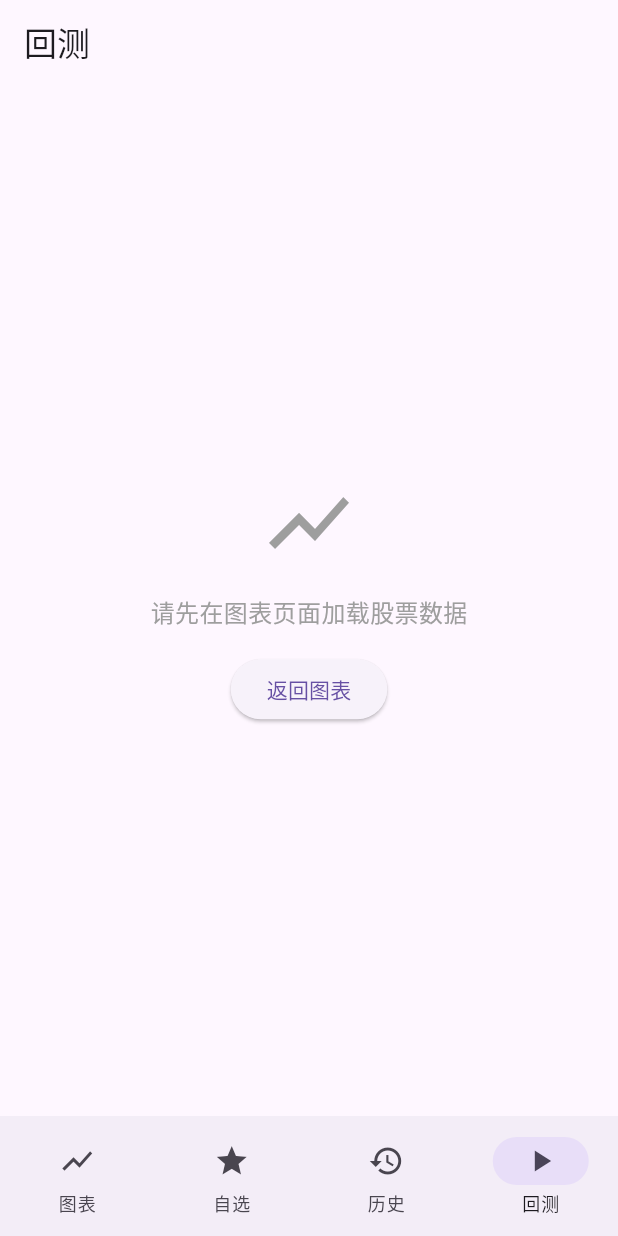
After one commit to njxisang/flutter_stock_app, a Flutter app: the BacktestPage screen opened by its route, on a phone screen of 412 x 824 dp. The commit adds this screen. Run offline on Flutter 3.47's test engine with Material 3 defaults, Android fonts, the light colour scheme and no system bars; our stand-ins replace equatable, fl_chart, flutter_bloc, go_router, shared_preferences; accounts and stored records are empty.

Commit message:
feat: 完成Flutter股票App重构 - 实现BottomNav路由和3个核心页面 (#1)
实现内容:
- 添加go_router导航路由 (lib/core/router/app_router.dart)
- 实现WatchlistPage自选股页面 (支持滑动删除、多选模式、批量操作)
- 实现HistoryPage搜索历史页面 (支持单条删除、清空全部)
- 实现BacktestPage回测页面 (8种策略、完整回测指标展示)

Bug修复:
- 移除kdj_calculator.dart中未使用的prevJ变量
- 移除3个calculator中未使用的dart:math import
- 修复predictors.dart中不必要的null-aware操作符
- 修复main_page.dart中deprecated的withOpacity调用
- 修复backtest_calculator.dart中未使用的holdingDays变量
- 移除main_page.dart中未使用的macd_calculator import

代码质量:
- 所有errors已修复，剩余27个info级lint建议
- SDK版本要求: ^3.11.5 (与pubspec.yaml一致)

```diff
--- /dev/null
+++ b/lib/core/router/app_router.dart
@@ -0,0 +1,97 @@
+import 'package:flutter/material.dart';
+import 'package:go_router/go_router.dart';
+import '../../presentation/pages/main_page.dart';
+import '../../presentation/pages/watchlist_page.dart';
+import '../../presentation/pages/history_page.dart';
+import '../../presentation/pages/backtest_page.dart';
+
+class AppRouter {
+  static final _rootNavigatorKey = GlobalKey<NavigatorState>();
+  static final _shellNavigatorKey = GlobalKey<NavigatorState>();
+
+  static final router = GoRouter(
+    navigatorKey: _rootNavigatorKey,
+    initialLocation: '/',
+    routes: [
+      ShellRoute(
+        navigatorKey: _shellNavigatorKey,
+        builder: (context, state, child) {
+          return ScaffoldWithNav(child: child);
+        },
+        routes: [
+          GoRoute(
+            path: '/',
+            pageBuilder: (context, state) => const NoTransitionPage(
+              child: MainPage(),
+            ),
+          ),
+          GoRoute(
+            path: '/watchlist',
+            pageBuilder: (context, state) => const NoTransitionPage(
+              child: WatchlistPage(),
+            ),
+          ),
+          GoRoute(
+            path: '/history',
+            pageBuilder: (context, state) => const NoTransitionPage(
+              child: HistoryPage(),
+            ),
+          ),
+          GoRoute(
+            path: '/backtest',
+            pageBuilder: (context, state) => const NoTransitionPage(
+              child: BacktestPage(),
+            ),
+          ),
+        ],
+      ),
+    ],
+  );
+}
+
+class ScaffoldWithNav extends StatefulWidget {
+  final Widget child;
+
+  const ScaffoldWithNav({super.key, required this.child});
+
+  @override
+  State<ScaffoldWithNav> createState() => _ScaffoldWithNavState();
+}
+
+class _ScaffoldWithNavState extends State<ScaffoldWithNav> {
+  int _currentIndex = 0;
+
+  static const _routes = ['/', '/watchlist', '/history', '/backtest'];
+
+  @override
+  Widget build(BuildContext context) {
+    return Scaffold(
+      body: widget.child,
+      bottomNavigationBar: NavigationBar(
+        selectedIndex: _calculateSelectedIndex(context),
+        onDestinationSelected: (index) => _onItemTapped(context, index),
+        destinations: const [
+          NavigationDestination(icon: Icon(Icons.show_chart), label: '图表'),
+          NavigationDestination(icon: Icon(Icons.star), label: '自选'),
+          NavigationDestination(icon: Icon(Icons.history), label: '历史'),
+          NavigationDestination(icon: Icon(Icons.play_arrow), label: '回测'),
+        ],
+      ),
+    );
+  }
+
+  int _calculateSelectedIndex(BuildContext context) {
+    final location = GoRouterState.of(context).uri.toString();
+    if (location.startsWith('/watchlist')) return 1;
+    if (location.startsWith('/history')) return 2;
+    if (location.startsWith('/backtest')) return 3;
+    return 0;
+  }
+
+  void _onItemTapped(BuildContext context, int index) {
+    if (index != _currentIndex) {
+      setState(() => _currentIndex = index);
+    }
+    context.go(_routes[index]);
+  }
+}
--- a/lib/domain/usecases/calculators/backtest_calculator.dart
+++ b/lib/domain/usecases/calculators/backtest_calculator.dart
@@ -60,8 +60,6 @@ class BacktestCalculator {
         final netProfit = profit - fee;
         totalProfit += netProfit;
         capital += netProfit;
-
-        final holdingDays = quotes.indexOf(quotes.firstWhere((q) => q.date == entryDate)).clamp(0, quotes.length - 1);
 
         trades.add(Trade(
           entryDate: entryDate,
--- a/lib/domain/usecases/calculators/kdj_calculator.dart
+++ b/lib/domain/usecases/calculators/kdj_calculator.dart
@@ -1,4 +1,3 @@
-import 'dart:math';
 import 'package:flutter_stock_app/domain/entities/stock_quote.dart';
 
 class KdjCalculator {
@@ -11,7 +10,6 @@ class KdjCalculator {
     final result = <KdjData>[];
     double? prevK;
     double? prevD;
-    double? prevJ;
 
     for (var i = period - 1; i < quotes.length; i++) {
       // 计算RSV
@@ -41,7 +39,6 @@ class KdjCalculator {
 
       prevK = k;
       prevD = d;
-      prevJ = j;
     }
 
     return result;
--- a/lib/domain/usecases/calculators/macd_calculator.dart
+++ b/lib/domain/usecases/calculators/macd_calculator.dart
@@ -1,4 +1,3 @@
-import 'dart:math';
 import 'package:flutter_stock_app/domain/entities/stock_quote.dart';
 
 class MacdCalculator {
--- a/lib/domain/usecases/calculators/multi_factor_analyzer.dart
+++ b/lib/domain/usecases/calculators/multi_factor_analyzer.dart
@@ -1,4 +1,3 @@
-import 'dart:math';
 import 'package:flutter_stock_app/domain/entities/stock_quote.dart';
 import 'macd_calculator.dart';
 import 'rsi_calculator.dart';
--- a/lib/domain/usecases/calculators/predictors.dart
+++ b/lib/domain/usecases/calculators/predictors.dart
@@ -65,7 +65,7 @@ class PredictionPoint {
 class HoltPredictor {
   /// Holt双指数平滑预测
   static HoltResult predict(List<StockQuote> quotes, int days) {
-    if (quotes.length < 10) return HoltResult(0, 0, quotes.last?.close ?? 100);
+    if (quotes.length < 10) return HoltResult(0, 0, quotes.last.close);
 
     final closes = quotes.map((q) => q.close).toList();
     final n = closes.length;
@@ -117,7 +117,7 @@ class SimpleArimaPredictor {
   /// 简化ARIMA预测
   /// FIXED: 修正置信度计算
   static ArimaResult predict(List<StockQuote> quotes, int days) {
-    if (quotes.length < 20) return ArimaResult(0, 0, quotes.last?.close ?? 100);
+    if (quotes.length < 20) return ArimaResult(0, 0, quotes.last.close);
 
     final closes = quotes.map((q) => q.close).toList();
 
--- a/lib/main.dart
+++ b/lib/main.dart
@@ -1,12 +1,12 @@
 import 'package:flutter/material.dart';
 import 'package:flutter_bloc/flutter_bloc.dart';
 import 'package:shared_preferences/shared_preferences.dart';
+import 'core/router/app_router.dart';
 import 'data/datasources/stock_api_service.dart';
 import 'data/datasources/stock_local_storage.dart';
 import 'presentation/blocs/stock/stock_bloc.dart';
 import 'presentation/blocs/chart/chart_state.dart';
 import 'presentation/blocs/watchlist/watchlist_cubit.dart';
-import 'presentation/pages/main_page.dart';
 
 void main() async {
   WidgetsFlutterBinding.ensureInitialized();
@@ -44,14 +44,14 @@ class MyApp extends StatelessWidget {
           create: (_) => WatchlistCubit(storage: storage),
         ),
       ],
-      child: MaterialApp(
+      child: MaterialApp.router(
         title: '股票MACD',
         debugShowCheckedModeBanner: false,
         theme: ThemeData(
           primarySwatch: Colors.blue,
           useMaterial3: true,
         ),
-        home: const MainPage(),
+        routerConfig: AppRouter.router,
       ),
     );
   }
--- /dev/null
+++ b/lib/presentation/pages/backtest_page.dart
@@ -0,0 +1,314 @@
+import 'package:flutter/material.dart';
+import 'package:flutter_bloc/flutter_bloc.dart';
+import '../../domain/entities/stock_quote.dart';
+import '../../domain/usecases/calculators/backtest_calculator.dart';
+import '../blocs/stock/stock_bloc.dart';
+
+class BacktestPage extends StatefulWidget {
+  const BacktestPage({super.key});
+
+  @override
+  State<BacktestPage> createState() => _BacktestPageState();
+}
+
+class _BacktestPageState extends State<BacktestPage> {
+  BacktestStrategy _selectedStrategy = BacktestStrategy.macd;
+  final _initialCapitalController = TextEditingController(text: '100000');
+  final _feeRateController = TextEditingController(text: '0.001');
+  final _positionRatioController = TextEditingController(text: '1.0');
+  BacktestResult? _result;
+  bool _isRunning = false;
+
+  final _strategyDescriptions = {
+    BacktestStrategy.macd: 'MACD金叉买入，死叉卖出',
+    BacktestStrategy.kdj: 'KDJ超卖买入，超买卖出',
+    BacktestStrategy.rsi: 'RSI<30买入，RSI>70卖出',
+    BacktestStrategy.boll: 'BOLL下轨买入，上轨卖出',
+    BacktestStrategy.ma: 'MA多头排列买入，空头排列卖出',
+    BacktestStrategy.wr: 'WR>80买入，WR<20卖出',
+    BacktestStrategy.dmi: 'DMI趋势跟随策略',
+    BacktestStrategy.multi: '多指标共振信号',
+  };
+
+  @override
+  void dispose() {
+    _initialCapitalController.dispose();
+    _feeRateController.dispose();
+    _positionRatioController.dispose();
+    super.dispose();
+  }
+
+  @override
+  Widget build(BuildContext context) {
+    return Scaffold(
+      appBar: AppBar(
+        title: const Text('回测'),
+      ),
+      body: BlocBuilder<StockBloc, StockState>(
+        builder: (context, state) {
+          if (state is! StockLoaded) {
+            return Center(
+              child: Column(
+                mainAxisAlignment: MainAxisAlignment.center,
+                children: [
+                  const Icon(Icons.show_chart, size: 64, color: Colors.grey),
+                  const SizedBox(height: 16),
+                  const Text('请先在图表页面加载股票数据', style: TextStyle(fontSize: 16, color: Colors.grey)),
+                  const SizedBox(height: 16),
+                  ElevatedButton(
+                    onPressed: () => Navigator.of(context).pop(),
+                    child: const Text('返回图表'),
+                  ),
+                ],
+              ),
+            );
+          }
+
+          return SingleChildScrollView(
+            padding: const EdgeInsets.all(16),
+            child: Column(
+              crossAxisAlignment: CrossAxisAlignment.start,
+              children: [
+                // Stock Info
+                Card(
+                  child: Padding(
+                    padding: const EdgeInsets.all(16),
+                    child: Row(
+                      children: [
+                        Expanded(
+                          child: Column(
+                            crossAxisAlignment: CrossAxisAlignment.start,
+                            children: [
+                              Text(state.stockData.name, style: const TextStyle(fontSize: 18, fontWeight: FontWeight.bold)),
+                              Text(state.stockData.symbol, style: const TextStyle(color: Colors.grey)),
+                            ],
+                          ),
+                        ),
+                        Text('${state.stockData.quotes.length}个数据点'),
+                      ],
+                    ),
+                  ),
+                ),
+                const SizedBox(height: 16),
+
+                // Strategy Selection
+                Card(
+                  child: Padding(
+                    padding: const EdgeInsets.all(16),
+                    child: Column(
+                      crossAxisAlignment: CrossAxisAlignment.start,
+                      children: [
+                        const Text('策略选择', style: TextStyle(fontSize: 16, fontWeight: FontWeight.bold)),
+                        const SizedBox(height: 8),
+                        DropdownButtonFormField<BacktestStrategy>(
+                          value: _selectedStrategy,
+                          decoration: const InputDecoration(
+                            border: OutlineInputBorder(),
+                            contentPadding: EdgeInsets.symmetric(horizontal: 12, vertical: 8),
+                          ),
+                          items: BacktestStrategy.values.map((s) {
+                            return DropdownMenuItem(value: s, child: Text(_getStrategyName(s)));
+                          }).toList(),
+                          onChanged: (v) => setState(() => _selectedStrategy = v!),
+                        ),
+                        const SizedBox(height: 8),
+                        Text(_strategyDescriptions[_selectedStrategy] ?? '', style: const TextStyle(fontSize: 12, color: Colors.grey)),
+                      ],
+                    ),
+                  ),
+                ),
+                const SizedBox(height: 16),
+
+                // Parameters
+                Card(
+                  child: Padding(
+                    padding: const EdgeInsets.all(16),
+                    child: Column(
+                      crossAxisAlignment: CrossAxisAlignment.start,
+                      children: [
+                        const Text('参数设置', style: TextStyle(fontSize: 16, fontWeight: FontWeight.bold)),
+                        const SizedBox(height: 12),
+                        Row(
+                          children: [
+                            Expanded(
+                              child: TextField(
+                                controller: _initialCapitalController,
+                                decoration: const InputDecoration(
+                                  labelText: '初始资金',
+                                  border: OutlineInputBorder(),
+                                ),
+                                keyboardType: TextInputType.number,
+                              ),
+                            ),
+                            const SizedBox(width: 12),
+                            Expanded(
+                              child: TextField(
+                                controller: _feeRateController,
+                                decoration: const InputDecoration(
+                                  labelText: '费率',
+                                  border: OutlineInputBorder(),
+                                ),
+                                keyboardType: TextInputType.number,
+                              ),
+                            ),
+                          ],
+                        ),
+                        const SizedBox(height: 12),
+                        TextField(
+                          controller: _positionRatioController,
+                          decoration: const InputDecoration(
+                            labelText: '仓位比例 (0-1)',
+                            border: OutlineInputBorder(),
+                          ),
+                          keyboardType: TextInputType.number,
+                        ),
+                      ],
+                    ),
+                  ),
+                ),
+                const SizedBox(height: 16),
+
+                // Run Button
+                SizedBox(
+                  width: double.infinity,
+                  height: 48,
+                  child: ElevatedButton(
+                    onPressed: _isRunning ? null : () => _runBacktest(state),
+                    child: _isRunning ? const CircularProgressIndicator() : const Text('运行回测'),
+                  ),
+                ),
+                const SizedBox(height: 16),
+
+                // Results
+                if (_result != null) _buildResultCard(),
+              ],
+            ),
+          );
+        },
+      ),
+    );
+  }
+
+  String _getStrategyName(BacktestStrategy s) {
+    return switch (s) {
+      BacktestStrategy.macd => 'MACD',
+      BacktestStrategy.kdj => 'KDJ',
+      BacktestStrategy.rsi => 'RSI',
+      BacktestStrategy.boll => 'BOLL',
+      BacktestStrategy.ma => 'MA均线',
+      BacktestStrategy.wr => 'WR威廉',
+      BacktestStrategy.dmi => 'DMI',
+      BacktestStrategy.multi => '多指标综合',
+    };
+  }
+
+  void _runBacktest(StockLoaded state) {
+    setState(() => _isRunning = true);
+
+    final initialCapital = double.tryParse(_initialCapitalController.text) ?? 100000;
+    final feeRate = double.tryParse(_feeRateController.text) ?? 0.001;
+    final positionRatio = double.tryParse(_positionRatioController.text) ?? 1.0;
+
+    final result = BacktestCalculator.runBacktest(
+      state.stockData.quotes,
+      _selectedStrategy,
+      initialCapital: initialCapital,
+      feeRate: feeRate,
+      positionRatio: positionRatio,
+    );
+
+    setState(() {
+      _result = result;
+      _isRunning = false;
+    });
+  }
+
+  Widget _buildResultCard() {
+    final r = _result!;
+    final isProfit = r.totalProfit >= 0;
+
+    return Card(
+      child: Padding(
+        padding: const EdgeInsets.all(16),
+        child: Column(
+          crossAxisAlignment: CrossAxisAlignment.start,
+          children: [
+            // Summary
+            Container(
+              padding: const EdgeInsets.all(12),
+              decoration: BoxDecoration(
+                color: isProfit ? Colors.green.withAlpha(26) : Colors.red.withAlpha(26),
+                borderRadius: BorderRadius.circular(8),
+              ),
+              child: Row(
+                mainAxisAlignment: MainAxisAlignment.spaceAround,
+                children: [
+                  _buildMetric('总收益', '${r.totalProfit >= 0 ? '+' : ''}${r.totalProfit.toStringAsFixed(2)}', isProfit ? Colors.green : Colors.red),
+                  _buildMetric('收益率', '${r.totalProfit >= 0 ? '+' : ''}${(r.totalProfit / r.initialCapital * 100).toStringAsFixed(2)}%', isProfit ? Colors.green : Colors.red),
+                  _buildMetric('胜率', '${r.winRate.toStringAsFixed(1)}%', Colors.blue),
+                ],
+              ),
+            ),
+            const SizedBox(height: 16),
+
+            // Key Metrics
+            const Text('关键指标', style: TextStyle(fontSize: 16, fontWeight: FontWeight.bold)),
+            const Divider(),
+            _buildRow('夏普比率', r.sharpeRatio.toStringAsFixed(2)),
+            _buildRow('Kelly仓位', r.kellyFraction),
+            _buildRow('盈亏比', r.profitFactor > 0 ? r.profitFactor.toStringAsFixed(2) : 'N/A'),
+            _buildRow('最大回撤', '${r.maxDrawdownPercent.toStringAsFixed(2)}%'),
+            _buildRow('平均盈利', r.avgWin.toStringAsFixed(2)),
+            _buildRow('平均亏损', r.avgLoss.toStringAsFixed(2)),
+            _buildRow('交易次数', '${r.totalTrades}'),
+            _buildRow('盈利次数', '${r.winningTrades}'),
+            _buildRow('亏损次数', '${r.losingTrades}'),
+            _buildRow('初始资金', r.initialCapital.toStringAsFixed(2)),
+            _buildRow('最终资金', r.finalCapital.toStringAsFixed(2)),
+
+            // Trade List
+            if (r.trades.isNotEmpty) ...[
+              const SizedBox(height: 16),
+              const Text('交易记录', style: TextStyle(fontSize: 16, fontWeight: FontWeight.bold)),
+              const Divider(),
+              ...r.trades.take(10).map((t) => ListTile(
+                    dense: true,
+                    leading: Icon(t.profit >= 0 ? Icons.arrow_upward : Icons.arrow_downward, color: t.profit >= 0 ? Colors.green : Colors.red),
+                    title: Text('${t.isLong ? "多" : "空"} ${t.entryDate} → ${t.exitDate}'),
+                    subtitle: Text('入场:${t.entryPrice.toStringAsFixed(2)} 出场:${t.exitPrice.toStringAsFixed(2)}'),
+                    trailing: Text('${t.profit >= 0 ? "+" : ""}${t.profit.toStringAsFixed(2)}', style: TextStyle(color: t.profit >= 0 ? Colors.green : Colors.red)),
+                  )),
+              if (r.trades.length > 10) Padding(
+                padding: const EdgeInsets.all(8),
+                child: Text('还有 ${r.trades.length - 10} 条记录...', style: const TextStyle(color: Colors.grey)),
+              ),
+            ],
+          ],
+        ),
+      ),
+    );
+  }
+
+  Widget _buildMetric(String label, String value, Color color) {
+    return Column(
+      children: [
+        Text(label, style: const TextStyle(fontSize: 12, color: Colors.grey)),
+        const SizedBox(height: 4),
+        Text(value, style: TextStyle(fontSize: 16, fontWeight: FontWeight.bold, color: color)),
+      ],
+    );
+  }
+
+  Widget _buildRow(String label, String value) {
+    return Padding(
+      padding: const EdgeInsets.symmetric(vertical: 4),
+      child: Row(
+        mainAxisAlignment: MainAxisAlignment.spaceBetween,
+        children: [
+          Text(label, style: const TextStyle(color: Colors.grey)),
+          Text(value, style: const TextStyle(fontWeight: FontWeight.w500)),
+        ],
+      ),
+    );
+  }
+}
--- a/lib/presentation/pages/main_page.dart
+++ b/lib/presentation/pages/main_page.dart
@@ -3,7 +3,6 @@ import 'package:flutter_bloc/flutter_bloc.dart';
 import 'package:fl_chart/fl_chart.dart';
 import '../../core/constants/app_constants.dart';
 import '../../domain/entities/stock_quote.dart';
-import '../../domain/usecases/calculators/macd_calculator.dart';
 import '../blocs/stock/stock_bloc.dart';
 import '../blocs/chart/chart_state.dart';
 
@@ -210,7 +209,7 @@ class _MainPageState extends State<MainPage> {
         padding: const EdgeInsets.all(8),
         margin: const EdgeInsets.symmetric(horizontal: 8),
         decoration: BoxDecoration(
-          color: (isGolden ? AppColors.bullish : AppColors.bearish).withOpacity(0.1),
+          color: (isGolden ? AppColors.bullish : AppColors.bearish).withAlpha(25),
           borderRadius: BorderRadius.circular(8),
         ),
         child: Row(
```
Also changed, not shown: lib/presentation/pages/history_page.dart (added, +121 -0 lines), lib/presentation/pages/watchlist_page.dart (added, +120 -0 lines).
